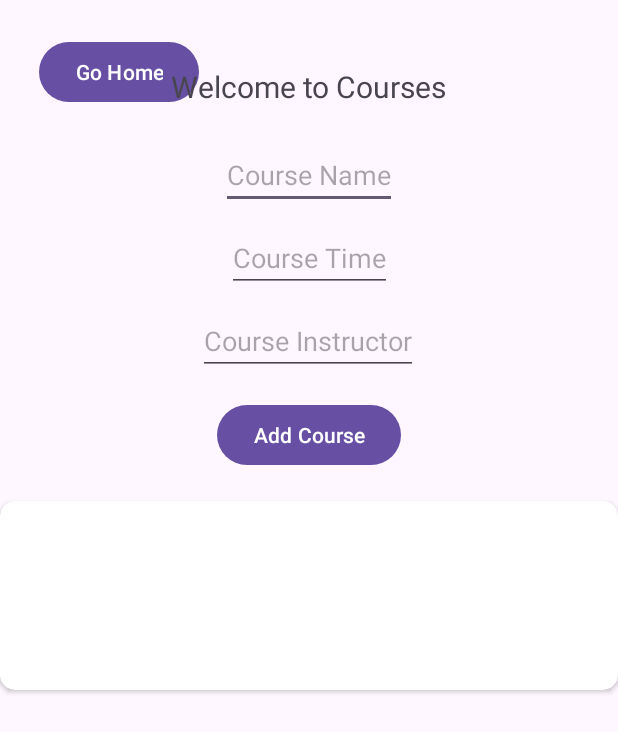
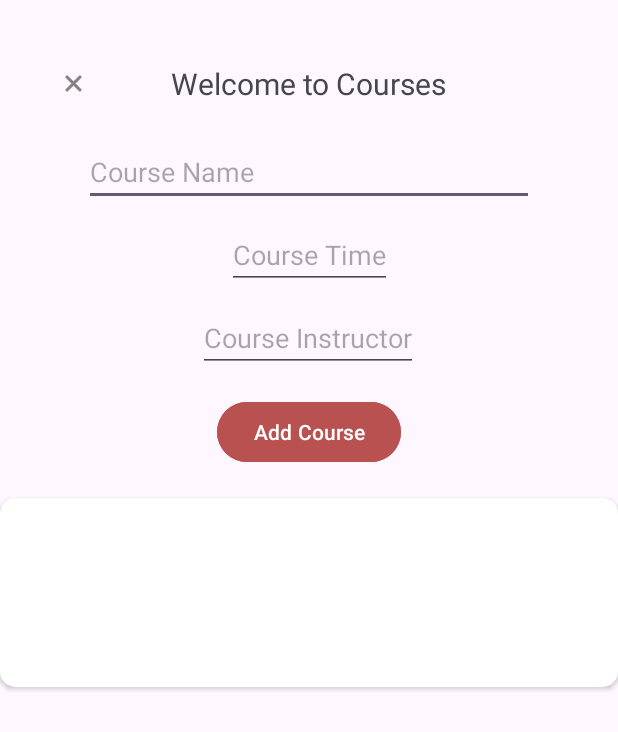
Before and after one commit to maxxu123456/college-scheduler, an Android app: the CourseActivity screen opened directly, with no data from a screen before it, after a tap on "Add Course", on a phone screen of 412 x 824 dp. Shown: the top 732 px of the screen. Run offline under Robolectric (Android 15) with nearby library versions, the phone set to English and light mode, and no system bars; our stand-ins replace Room's generated code, data binding.

Commit message:
change back button

```diff
--- a/app/src/main/res/layout/activity_course.xml
+++ b/app/src/main/res/layout/activity_course.xml
@@ -10,12 +10,14 @@
 
         <Button
             android:id="@+id/coursesHomeButton"
-            android:layout_width="wrap_content"
-            android:layout_height="wrap_content"
-            android:layout_marginTop="24dp"
-            android:text="Go Home"
+            android:layout_width="40dp"
+            android:layout_height="40dp"
+            android:layout_marginTop="36dp"
+            android:backgroundTint="@android:color/transparent"
+            app:icon="@android:drawable/ic_menu_close_clear_cancel"
+            app:iconTint="#373030"
             app:layout_constraintEnd_toEndOf="parent"
-            app:layout_constraintHorizontal_bias="0.085"
+            app:layout_constraintHorizontal_bias="0.043"
             app:layout_constraintStart_toStartOf="parent"
             app:layout_constraintTop_toTopOf="parent" />
 
@@ -23,7 +25,7 @@
             android:id="@+id/coursesHeading"
             android:layout_width="wrap_content"
             android:layout_height="50dp"
-            android:layout_marginTop="44dp"
+            android:layout_marginTop="42dp"
             android:text="Welcome to Courses"
             android:textSize="20sp"
             app:layout_constraintEnd_toEndOf="parent"
@@ -32,7 +34,7 @@
 
         <EditText
             android:id="@+id/coursesName"
-            android:layout_width="wrap_content"
+            android:layout_width="300dp"
             android:layout_height="wrap_content"
             android:hint="Course Name"
             app:layout_constraintEnd_toEndOf="parent"
@@ -65,6 +67,7 @@
             android:layout_width="wrap_content"
             android:layout_height="wrap_content"
             android:layout_marginTop="16dp"
+            android:backgroundTint="#BA5151"
             android:text="Add Course"
             app:layout_constraintEnd_toEndOf="parent"
             app:layout_constraintStart_toStartOf="parent"
```
Also changed, not shown: app/src/main/res/layout/activity_assignment.xml (+11 -6 lines), app/src/main/res/layout/activity_exam.xml (+9 -5 lines), app/src/main/res/layout/activity_todo.xml (+17 -1 lines).
